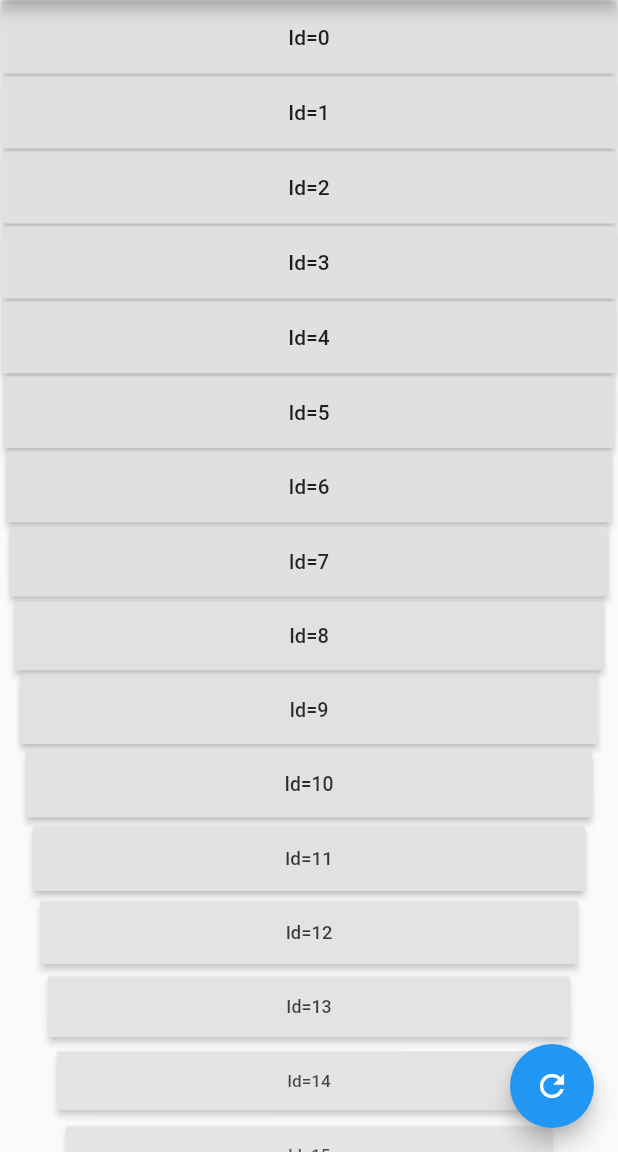
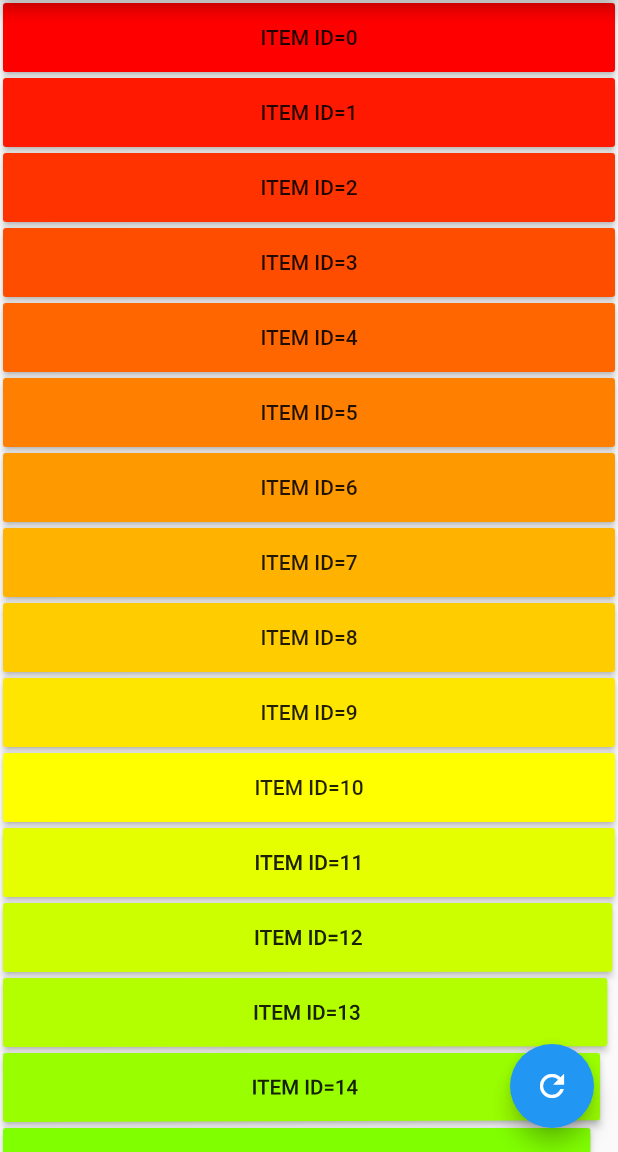
Before and after one commit to axilesoft/AFWidgets, a Flutter app: the screen it shows after launch, after a tap on the "refresh" icon, on a phone screen of 412 x 824 dp, the part 84-1236 px from its top. Run offline on Flutter 3.47's test engine with Material 2 defaults, Android fonts, the phone set to English and light mode, and no system bars.

Commit message:
modify example

```diff
--- a/animated_listview/example/lib/main.dart
+++ b/animated_listview/example/lib/main.dart
@@ -1,5 +1,6 @@
 import 'package:flutter/material.dart';
 import 'package:animated_listview/animated_listview.dart';
+import 'package:vector_math/vector_math_64.dart';
 
 void main() {
   runApp(MyApp());
@@ -35,41 +36,72 @@ class _MyHomePageState extends State<MyHomePage> {
   }
 
   final animatedListViewBuilders = <AnimatedItemBuilder>[
-    /// a demo builder
         (BuildContext context, int index, double aniValue) {
       Size ss = MediaQuery.of(context).size;
-      double scl = 0 + 1 * aniValue;
-      double trl = (index % 2 * 2 - 1) * ss.width * 0.5 * (1.0 - aniValue);
-      return Opacity(
+      double scl = 3- 2 * aniValue;
+      double trx = (index % 2 * 2 - 1) * ss.width * 0.5 * (1.0 - aniValue);
+
+      return Transform(
+        transform: Matrix4.identity()
+          ..setEntry(3, 2, 0.001) // perspective
+
+          ..translate(trx,0, 0)..scale(scl)
+        ,
+        alignment: Alignment.center,
+        child: Opacity(
           //key: PageStorageKey<MediaItem>(widget.entry),
           opacity: aniValue.clamp(0.0, 1.0),
-        child: Center(
           child: Container(
-            height: 50,
+            height: 32,
             padding: EdgeInsets.all(2),
-            transform: Matrix4.translationValues(
-                  trl,
-                  0,
-                  0, //(widget.idx%2 *2-1)*ss.width*5.5*(1.0-aniVal)
-                ) *
-                Matrix4.diagonal3Values(scl, scl, 1),
+            alignment: Alignment.center,
+            child: Container(
+              height: 28,
               child: RaisedButton(
                 highlightColor:
                 HSLColor.fromAHSL(1.0, index * 6.0 % 360, 1, 0.8).toColor(),
                 shape: BeveledRectangleBorder(
-                  borderRadius: BorderRadius.circular(16)),
+                    borderRadius: BorderRadius.circular(8)),
                 color:
                 HSLColor.fromAHSL(1.0, index * 6.0 % 360, 1, 0.5).toColor(),
                 child: Text(
-                  "Id=$index"), //,AniIdx=$_aniIdx,DelayMs=$delayMs  |  ${widget.entry.title} "),
+                    "ITEM ID=$index"), //,AniIdx=$_aniIdx,DelayMs=$delayMs  |  ${widget.entry.title} "),
                 onPressed: () {},
+              ),
             ),
           ),
         ),
       );
     },
 
-    /// another demo builder
+        (BuildContext context, int index, double aniValue) {
+      Size ss = MediaQuery.of(context).size;
+      double scl = 0 + 1 * aniValue;
+      double trl =  ss.width * 1 * (1.0 - aniValue);
+      double roY = radians(-90*(1.0-aniValue));
+      return Transform(
+        transform: Matrix4.identity()
+          ..setEntry(3, 2, 0.001) // perspective
+          ..rotateY(roY),
+        //alignment: Alignment.center,
+        child: Container(
+          height: 50,
+          padding: EdgeInsets.all(2),
+
+
+          child: RaisedButton(
+            highlightColor:
+            HSLColor.fromAHSL(1.0, index * 6.0 % 360, 1, 0.8).toColor(),
+            color:
+            HSLColor.fromAHSL(1.0, index * 6.0 % 360, 1, 0.5).toColor(),
+            child: Text(
+                "ITEM ID=$index"), //,AniIdx=$_aniIdx,DelayMs=$delayMs  |  ${widget.entry.title} "),
+            onPressed: () {},
+          ),
+        ),
+      );
+    },
+
         (BuildContext context, int index, double aniValue) {
       Size ss = MediaQuery.of(context).size;
       double scl = 0 + 1 * aniValue;
@@ -91,12 +123,17 @@ class _MyHomePageState extends State<MyHomePage> {
             HSLColor.fromAHSL(1.0, index * 6.0 % 360, 1, 0.8).toColor(),
             // color:                HSLColor.fromAHSL(1.0, index * 6.0 % 360, 1, 0.5).toColor(),
             child: Text(
-                "Id=$index"), //,AniIdx=$_aniIdx,DelayMs=$delayMs  |  ${widget.entry.title} "),
+                "ITEM ID=$index"), //,AniIdx=$_aniIdx,DelayMs=$delayMs  |  ${widget.entry.title} "),
             onPressed: () {},
           ),
         ),
       );
     },
+
+
+
+
+
   ];
 
   int curALV = 0;
@@ -111,7 +148,11 @@ class _MyHomePageState extends State<MyHomePage> {
       body: _alv = AnimatedListView(
         key: new ObjectKey(curALV),
         aniItemBuilder: animatedListViewBuilders[curALV % animatedListViewBuilders.length],
+
         itemCount: 100,
+        aniDurMs: 750,
+        aniIntervalMs: 33,
+        //aniCurve: Curves.easeOutBack,
       ),
       floatingActionButton: FloatingActionButton(
         onPressed: _incrementCounter,
```
Lines whose indentation alone changed are shown as unchanged.
